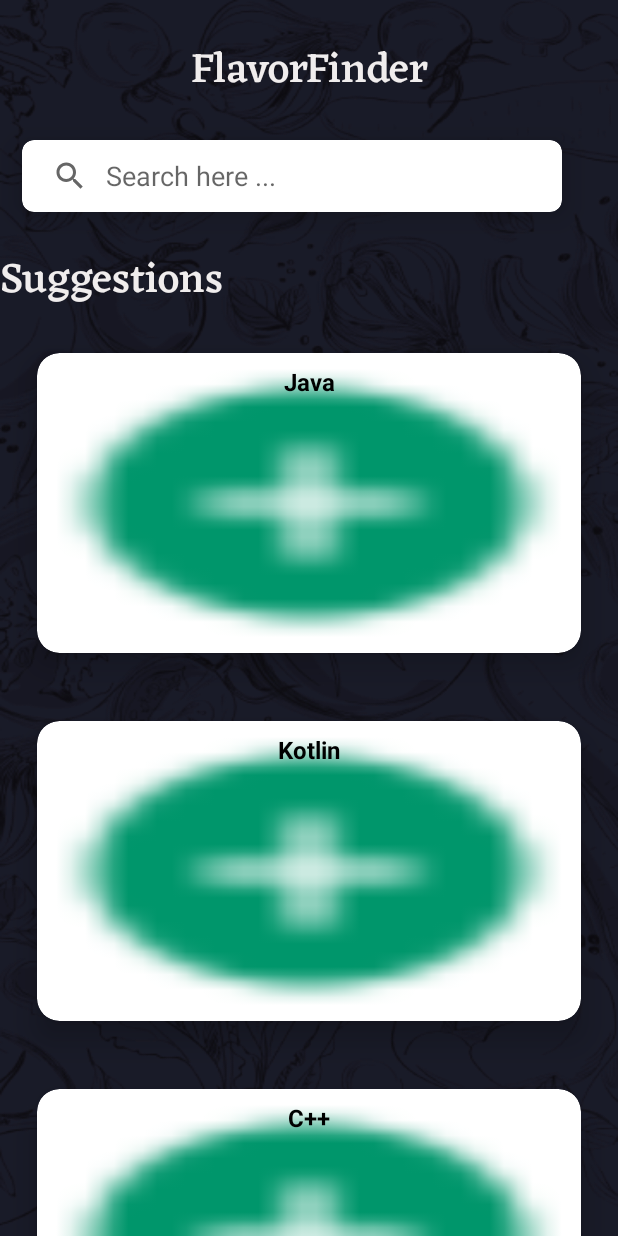
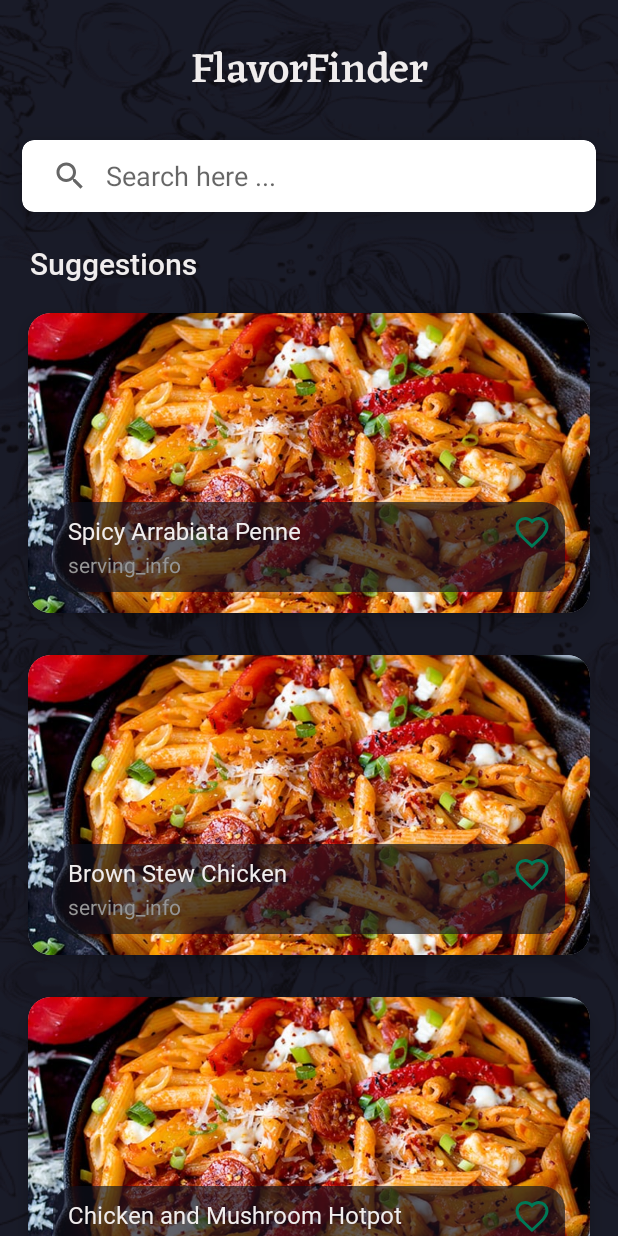
Before and after one commit to AakifAhmedd/MobileAppDev-CW2, an Android app: the screen it shows after launch (SearchActivity), after a tap on "Search for Meals", on a phone screen of 412 x 824 dp. Run offline under Robolectric (Android 15) with nearby library versions, the phone set to English and light mode, and no system bars.

Commit message:
Search Activity works

```diff
--- a/app/src/main/AndroidManifest.xml
+++ b/app/src/main/AndroidManifest.xml
@@ -11,6 +11,7 @@
         android:supportsRtl="true"
         android:theme="@style/Theme.MobileAppCW2"
         tools:targetApi="31">
+
         <activity
         android:name=".MainActivity"
         android:exported="true">
@@ -23,6 +24,8 @@
 
     <activity android:name=".SearchActivity" />
 
+    <activity android:name=".AddMealActivity" />
+
 </application>
 
     </manifest>
--- a/app/src/main/java/com/example/mobileappcw2/LanguageAdapter.kt
+++ b/app/src/main/java/com/example/mobileappcw2/LanguageAdapter.kt
@@ -13,6 +13,17 @@ class LanguageAdapter(var mList: List<LanguageData>) :
     inner class LanguageViewHolder(itemView: View) : RecyclerView.ViewHolder(itemView) {
         val suggestionsImage : ImageView = itemView.findViewById(R.id.suggestionsTv)
         val titleTv : TextView = itemView.findViewById(R.id.titleTv)
+        val heartIcon : ImageView = itemView.findViewById(R.id.heart)
+
+        init {
+            heartIcon.setOnClickListener {
+                val position = adapterPosition
+                if (position != RecyclerView.NO_POSITION) {
+                    mList[position].toggleLike()
+                    notifyItemChanged(position)
+                }
+            }
+        }
     }
 
     fun setFilteredList(mList: List<LanguageData>){
@@ -20,14 +31,26 @@ class LanguageAdapter(var mList: List<LanguageData>) :
         notifyDataSetChanged()
     }
 
+    var onHeartIconClickListener: ((language: LanguageData) -> Unit)? = null
+
     override fun onCreateViewHolder(parent: ViewGroup, viewType: Int): LanguageViewHolder {
         val view = LayoutInflater.from(parent.context).inflate(R.layout.each_item , parent , false)
         return LanguageViewHolder(view)
     }
 
     override fun onBindViewHolder(holder: LanguageViewHolder, position: Int) {
-        holder.suggestionsImage.setImageResource(mList[position].logo)
+        holder.suggestionsImage.setImageResource(mList[position].picture)
         holder.titleTv.text = mList[position].title
+        holder.heartIcon.setImageResource(
+            if (mList[position].isLiked) R.drawable.heart_filled else R.drawable.heart_outline
+        )
+        holder.heartIcon.setOnClickListener {
+            mList[position].isLiked = !mList[position].isLiked
+            holder.heartIcon.setImageResource(
+                if (mList[position].isLiked) R.drawable.heart_filled else R.drawable.heart_outline
+            )
+            onHeartIconClickListener?.invoke(mList[position])
+        }
     }
 
     override fun getItemCount(): Int {
--- a/app/src/main/java/com/example/mobileappcw2/LanguageData.kt
+++ b/app/src/main/java/com/example/mobileappcw2/LanguageData.kt
@@ -1,3 +1,9 @@
 package com.example.mobileappcw2
 
-data class LanguageData(val title : String , val logo : Int)
+data class LanguageData(val title : String , val picture : Int,  var isLiked: Boolean = false) {
+
+    fun toggleLike() {
+        isLiked = !isLiked
+    }
+
+}
--- a/app/src/main/java/com/example/mobileappcw2/MainActivity.kt
+++ b/app/src/main/java/com/example/mobileappcw2/MainActivity.kt
@@ -11,13 +11,25 @@ class MainActivity : AppCompatActivity() {
         setContentView(R.layout.activity_main)
 
         // Get a reference to the button
-        val button = findViewById<Button>(R.id.button)
+        val searchMealButton = findViewById<Button>(R.id.search_meals_button)
+        val searchIngredientButton = findViewById<Button>(R.id.search_ingredient_button)
+        val addMeal = findViewById<Button>(R.id.add_meal_button)
 
         // Set an OnClickListener to the button
-        button.setOnClickListener {
+        searchMealButton.setOnClickListener {
             // Create an intent to start the SearchActivity
             val intent = Intent(this, SearchActivity::class.java)
             startActivity(intent)
         }
+
+        searchIngredientButton.setOnClickListener{
+            val intent = Intent (this, SearchActivity::class.java)
+            startActivity(intent)
+        }
+
+        addMeal.setOnClickListener{
+            val intent = Intent (this, SearchActivity::class.java)
+            startActivity(intent)
+        }
     }
 }
--- a/app/src/main/java/com/example/mobileappcw2/SearchActivity.kt
+++ b/app/src/main/java/com/example/mobileappcw2/SearchActivity.kt
@@ -1,9 +1,9 @@
 package com.example.mobileappcw2
 
+import android.os.Bundle
+import androidx.appcompat.widget.SearchView
+import android.widget.Toast
 import androidx.appcompat.app.AppCompatActivity
-import android.os.Bundle
-import android.widget.Toast
-import androidx.appcompat.widget.SearchView
 import androidx.recyclerview.widget.LinearLayoutManager
 import androidx.recyclerview.widget.RecyclerView
 import java.util.*
@@ -40,6 +40,7 @@ class SearchActivity : AppCompatActivity() {
 
         })
     }
+
     private fun filterList(query: String?) {
 
         if (query != null) {
@@ -57,14 +58,13 @@ class SearchActivity : AppCompatActivity() {
             }
         }
     }
+
+
+
     private fun addDataToList() {
-        mList.add(LanguageData("Java", R.drawable.icons8_add_18___))
-        mList.add(LanguageData("Kotlin", R.drawable.icons8_add_18___))
-        mList.add(LanguageData("C++", R.drawable.icons8_add_18___))
-        mList.add(LanguageData("Python", R.drawable.icons8_add_18___))
-        mList.add(LanguageData("HTML", R.drawable.icons8_add_18___))
-        mList.add(LanguageData("Swift", R.drawable.icons8_add_18___))
-        mList.add(LanguageData("C#", R.drawable.icons8_add_18___))
-        mList.add(LanguageData("JavaScript", R.drawable.icons8_add_18___))
+        mList.add(LanguageData("Spicy Arrabiata Penne", R.drawable.penne_pic))
+        mList.add(LanguageData("Brown Stew Chicken", R.drawable.penne_pic))
+        mList.add(LanguageData("Chicken and Mushroom Hotpot", R.drawable.penne_pic))
+        mList.add(LanguageData("Banana Boat", R.drawable.penne_pic))
     }
 }
--- /dev/null
+++ b/app/src/main/res/drawable/heart_filled.xml
@@ -0,0 +1,9 @@
+<vector xmlns:android="http://schemas.android.com/apk/res/android"
+    android:width="24dp"
+    android:height="24dp"
+    android:viewportWidth="24"
+    android:viewportHeight="24">
+    <path
+        android:fillColor="@color/colorPrimaryDark"
+        android:pathData="M12,21.35l-1.45,-1.32C5.4,15.36 2,12.28 2,8.5 2,5.42 4.42,3 7.5,3c1.74,0 3.41,0.81 4.5,2.09C13.09,3.81 14.76,3 16.5,3 19.58,3 22,5.42 22,8.5c0,3.78 -3.4,6.86 -8.55,11.54L12,21.35z"/>
+</vector>
--- /dev/null
+++ b/app/src/main/res/drawable/heart_outline.xml
@@ -0,0 +1,10 @@
+<vector xmlns:android="http://schemas.android.com/apk/res/android"
+    android:width="24dp"
+    android:height="24dp"
+    android:viewportWidth="24"
+    android:viewportHeight="24">
+    <path
+        android:strokeWidth="2"
+        android:strokeColor="@color/colorPrimaryDark"
+        android:pathData="M12,21.35l-1.45,-1.32C5.4,15.36 2,12.28 2,8.5 2,5.42 4.42,3 7.5,3c1.74,0 3.41,0.81 4.5,2.09C13.09,3.81 14.76,3 16.5,3 19.58,3 22,5.42 22,8.5c0,3.78 -3.4,6.86 -8.55,11.54L12,21.35z"/>
+</vector>
--- /dev/null
+++ b/app/src/main/res/drawable/suggestions_details.xml
@@ -0,0 +1,11 @@
+<?xml version="1.0" encoding="utf-8"?>
+<shape xmlns:android="http://schemas.android.com/apk/res/android">
+    <padding android:left="2dp"
+        android:top="2dp"
+        android:right="2dp"
+        android:bottom="2dp" />
+    <corners
+        android:radius="15dp"/>
+
+    <solid android:color="@color/better_black" />
+</shape>
--- a/app/src/main/res/font/font.xml
+++ /dev/null
@@ -1,4 +0,0 @@
-<?xml version="1.0" encoding="utf-8"?>
-<font-family xmlns:android="http://schemas.android.com/apk/res/android">
-
-</font-family>
--- a/app/src/main/res/layout/activity_main.xml
+++ b/app/src/main/res/layout/activity_main.xml
@@ -27,7 +27,7 @@
         app:layout_constraintTop_toTopOf="@+id/guideline3">
 
         <Button
-            android:id="@+id/button"
+            android:id="@+id/search_meals_button"
             android:layout_width="236dp"
             android:layout_height="55dp"
             android:background="@drawable/button_primary"
@@ -35,7 +35,7 @@
             android:textAllCaps="false" />
 
         <Button
-            android:id="@+id/button2"
+            android:id="@+id/search_ingredient_button"
             android:layout_width="236dp"
             android:layout_height="72dp"
             android:layout_margin="20dp"
@@ -46,7 +46,7 @@
 
 
         <Button
-            android:id="@+id/button3"
+            android:id="@+id/add_meal_button"
             android:layout_width="wrap_content"
             android:layout_height="55dp"
             android:background="@drawable/button_tertiary"
--- a/app/src/main/res/layout/activity_search.xml
+++ b/app/src/main/res/layout/activity_search.xml
@@ -26,7 +26,7 @@
 
         <com.google.android.material.card.MaterialCardView
             android:id="@+id/materialCardView"
-            android:layout_width="wrap_content"
+            android:layout_width="fill_parent"
             android:layout_height="wrap_content"
             app:cardCornerRadius="8dp"
             app:cardElevation="12dp"
@@ -34,7 +34,7 @@
 
             <androidx.appcompat.widget.SearchView
                 android:id="@+id/searchView"
-                android:layout_width="360dp"
+                android:layout_width="fill_parent"
                 android:layout_height="wrap_content"
                 app:iconifiedByDefault="false"
                 app:layout_constraintTop_toBottomOf="@+id/textView"
@@ -47,10 +47,13 @@
             android:id="@+id/suggestions"
             android:layout_width="match_parent"
             android:layout_height="wrap_content"
-            android:fontFamily="@font/eczarm"
+            android:fontFamily="@font/roboto_medium"
             android:text="@string/suggestions"
             android:textColor="@color/white"
-            android:textSize="28sp" />
+            android:paddingStart="20dp"
+            android:paddingEnd="20dp"
+            android:paddingBottom="5dp"
+            android:textSize="20sp" />
 
         <androidx.recyclerview.widget.RecyclerView
             android:id="@+id/recyclerView"
--- a/app/src/main/res/layout/each_item.xml
+++ b/app/src/main/res/layout/each_item.xml
@@ -6,12 +6,11 @@
     app:cardCornerRadius="15dp"
     app:cardUseCompatPadding="true"
     android:layout_marginHorizontal="8dp"
-    app:cardElevation="12dp">
+    app:cardElevation="6dp">
 
     <androidx.constraintlayout.widget.ConstraintLayout
         android:layout_width="match_parent"
-        android:layout_height="200dp"
-        android:padding="8dp">
+        android:layout_height="200dp">
 
 
         <ImageView
@@ -19,20 +18,67 @@
             android:layout_width="match_parent"
             android:layout_height="match_parent"
             android:src="@drawable/icons8_add_48___"
-                android:scaleType="fitXY" />
+            android:scaleType="centerCrop"
+            android:contentDescription="@string/image_of_food_item" />
+
+
+
+
+        <FrameLayout
+            android:id="@+id/suggestions_details"
+            android:layout_width="0dp"
+            android:layout_height="60dp"
+            android:layout_marginBottom="14dp"
+            android:background="@drawable/suggestions_details"
+            app:layout_constraintBottom_toBottomOf="parent"
+            app:layout_constraintHorizontal_bias="0.5"
+            app:layout_constraintStart_toStartOf="parent"
+            app:layout_constraintEnd_toEndOf="parent"
+            app:layout_constraintWidth_percent="0.9125">
+
+            <LinearLayout
+                android:layout_width="match_parent"
+                android:layout_height="match_parent"
+                android:orientation="vertical"
+                android:paddingStart="8dp"
+                android:paddingEnd="8dp"
+                android:paddingVertical="6dp">
+
+                <LinearLayout
+                    android:layout_width="match_parent"
+                    android:layout_height="wrap_content"
+                    android:orientation="horizontal">
 
                     <TextView
                         android:id="@+id/titleTv"
+                        android:layout_width="match_parent"
+                        android:layout_height="wrap_content"
+                        android:layout_weight="1"
+                        android:fontFamily="@font/roboto"
+                        android:text="Language"
+                        android:textColor="@color/white"
+                        android:textSize="16sp" />
+
+                    <ImageView
+                        android:id="@+id/heart"
                         android:layout_width="wrap_content"
-            android:layout_height="match_parent"
-            android:text="Language"
-            android:textSize="16sp"
-            android:textStyle="bold"
-            android:textColor="@color/black"
-            app:layout_constraintBottom_toBottomOf="parent"
-            app:layout_constraintEnd_toEndOf="parent"
-            app:layout_constraintStart_toStartOf="parent"
-            app:layout_constraintTop_toTopOf="parent" />
+                        android:layout_height="wrap_content"
+                        android:src="@drawable/heart_outline" />
+
+                </LinearLayout>
+
+                <TextView
+                    android:id="@+id/servingTv"
+                    android:layout_width="match_parent"
+                    android:layout_height="wrap_content"
+                    android:text="serving_info"
+                    android:textColor="@color/gray" />
+
+            </LinearLayout>
+
+        </FrameLayout>
+
+
 
     </androidx.constraintlayout.widget.ConstraintLayout>
 
--- a/app/src/main/res/values/colors.xml
+++ b/app/src/main/res/values/colors.xml
@@ -4,7 +4,8 @@
 	<color name="colorSecondary">#00796B</color>
 	<color name="colorPrimaryDark">#007856</color>
 	<color name="black">#000000</color>
-	<color name="better_black">#10111D</color>
+	<color name="better_black">#A810111D</color>
+	<color name="gray">#959595</color>
 	<color name="white">#F0EDED</color>
 
 </resources>
--- a/app/src/main/res/values/strings.xml
+++ b/app/src/main/res/values/strings.xml
@@ -8,4 +8,11 @@
 	<string name="by_ingredient_string">Search for Meals \n By Ingredient</string>
 	<string name="add_meals_string">Add Meals</string>
     <string name="suggestions">Suggestions</string>
+    <string name="image_of_food_item">Image of food item</string>
+    <string name="category">Category</string>
+	<string name="name">Name</string>
+	<string name="id">ID</string>
+	<string name="area">Area</string>
+	<string name="instructions">Instructions</string>
+	<string name="save">Save</string>
 </resources>
--- a/build.gradle
+++ b/build.gradle
@@ -2,5 +2,5 @@
 plugins {
     id 'com.android.application' version '7.4.1' apply false
     id 'com.android.library' version '7.4.1' apply false
-    id 'org.jetbrains.kotlin.android' version '1.8.0' apply false
+    id 'org.jetbrains.kotlin.android' version '1.8.20' apply false
 }
```
Also changed, not shown: app/build.gradle (+8 -3 lines), app/src/main/res/drawable/penne_pic.webp (added), app/src/main/res/font/roboto.ttf (added), app/src/main/res/font/roboto_medium.ttf (added), gradle.properties (line endings or trailing spaces). Lines whose indentation alone changed are shown as unchanged.
